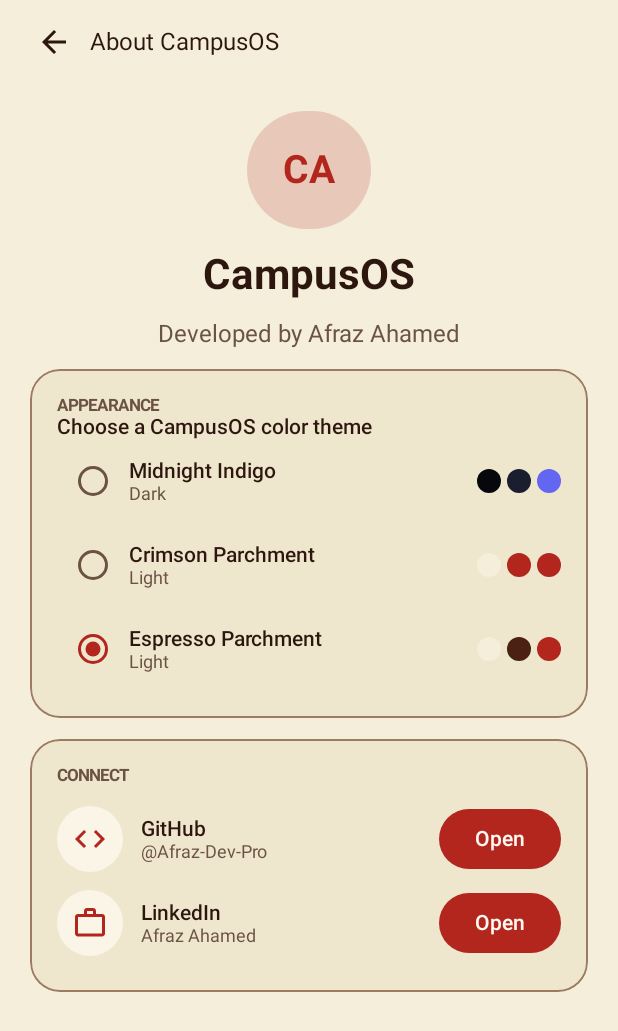
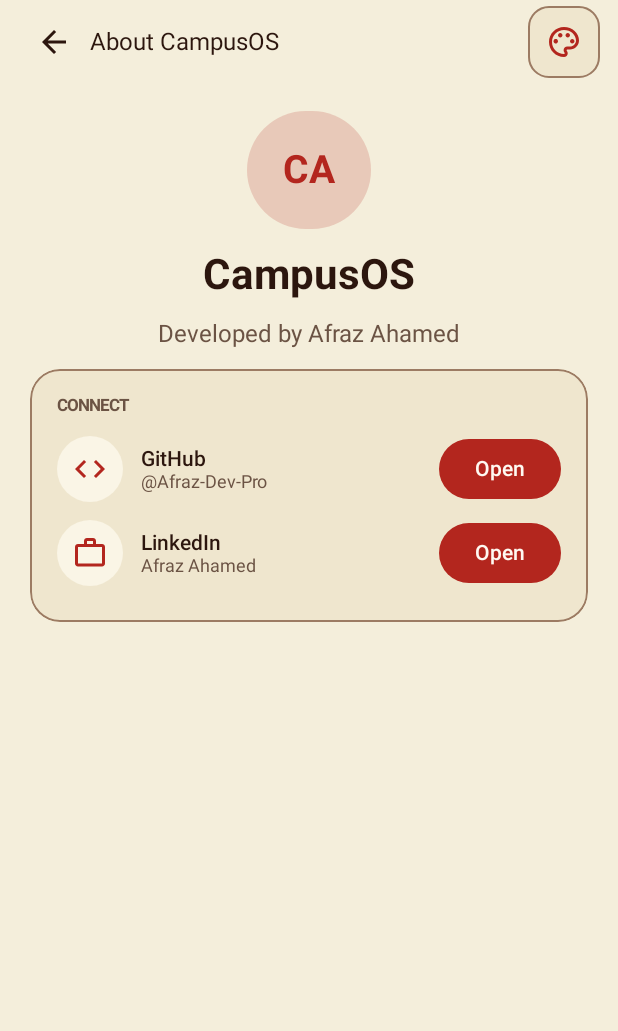
Before and after one commit to Afraz-Dev-Pro/Afraz-CampusOS, an Android app built with Jetpack Compose: the screen it shows after launch (MainActivity), after a tap on an icon or button, on a phone screen of 412 x 824 dp. Shown: the top 1031 px of the screen. Run offline under Robolectric (Android 15) with nearby library versions, the phone set to English and light mode, and no system bars; our stand-ins replace Dagger/Hilt's generated code, Room's generated code.

Commit message:
feat: add custom theme studio and palette switcher

```diff
--- a/app/src/main/java/com/afraz/campusos/MainActivity.kt
+++ b/app/src/main/java/com/afraz/campusos/MainActivity.kt
@@ -26,6 +26,7 @@ import androidx.compose.material.icons.outlined.Build
 import androidx.compose.material.icons.outlined.Groups
 import androidx.compose.material.icons.outlined.Home
 import androidx.compose.material.icons.outlined.School
+import androidx.compose.material.icons.outlined.Palette
 import androidx.compose.material3.Icon
 import androidx.compose.material3.IconButton
 import androidx.compose.material3.MaterialTheme
@@ -34,10 +35,14 @@ import androidx.compose.material3.NavigationBarItem
 import androidx.compose.material3.NavigationRail
 import androidx.compose.material3.NavigationRailItem
 import androidx.compose.material3.Scaffold
+import androidx.compose.material3.Surface
 import androidx.compose.material3.Text
 import androidx.compose.runtime.Composable
 import androidx.compose.runtime.LaunchedEffect
 import androidx.compose.runtime.getValue
+import androidx.compose.runtime.mutableStateOf
+import androidx.compose.runtime.remember
+import androidx.compose.runtime.setValue
 import androidx.compose.ui.Alignment
 import androidx.compose.ui.Modifier
 import androidx.compose.ui.graphics.Color
@@ -60,6 +65,8 @@ import com.afraz.campusos.navigation.CampusRoute
 import com.afraz.campusos.ui.theme.CampusOsTheme
 import com.afraz.campusos.ui.theme.LocalCampusColors
 import com.afraz.campusos.ui.theme.ThemeViewModel
+import com.afraz.campusos.ui.theme.ThemeStudioSheet
+import com.afraz.campusos.ui.theme.CampusPalettes
 import androidx.compose.runtime.collectAsState
 import dagger.hilt.android.AndroidEntryPoint
 
@@ -91,7 +98,8 @@ class MainActivity : ComponentActivity() {
                 CampusNavScaffold(
                     openScannerRequest = openScannerRequest.value,
                     onScannerConsumed = { openScannerRequest.value = false },
-                    onScannerRequested = { openScannerRequest.value = true }
+                    onScannerRequested = { openScannerRequest.value = true },
+                    themeViewModel = themeViewModel
                 )
             }
         }
@@ -116,9 +124,13 @@ private data class CampusDestination(
 private fun CampusNavScaffold(
     openScannerRequest: Boolean,
     onScannerConsumed: () -> Unit,
-    onScannerRequested: () -> Unit
+    onScannerRequested: () -> Unit,
+    themeViewModel: ThemeViewModel
 ) {
     val colors = LocalCampusColors.current
+    val selectedPalette by themeViewModel.selectedPalette.collectAsState()
+    val savedCustom by themeViewModel.savedCustomPalettes.collectAsState()
+    var themeStudioOpen by remember { mutableStateOf(false) }
     val navController = rememberNavController()
     val backStack by navController.currentBackStackEntryAsState()
     val currentRoute = backStack?.destination?.route.orEmpty()
@@ -142,7 +154,7 @@ private fun CampusNavScaffold(
         Scaffold(
             containerColor = MaterialTheme.colorScheme.background,
             topBar = {
-                if (isAboutPage) {
+                if (!currentRoute.substringAfterLast('.').startsWith("Dashboard")) {
                     Row(
                         modifier = Modifier
                             .fillMaxWidth()
@@ -150,10 +162,23 @@ private fun CampusNavScaffold(
                             .padding(horizontal = 12.dp, vertical = 4.dp),
                         verticalAlignment = Alignment.CenterVertically
                     ) {
-                        IconButton(onClick = { navController.popBackStack() }) {
-                            Icon(Icons.AutoMirrored.Outlined.ArrowBack, contentDescription = "Back")
+                        if (isAboutPage) {
+                            IconButton(onClick = { navController.popBackStack() }) {
+                                Icon(Icons.AutoMirrored.Outlined.ArrowBack, contentDescription = "Back")
+                            }
+                            Text("About CampusOS", fontSize = 16.sp, modifier = Modifier.weight(1f))
+                        } else {
+                            Text(destinations.firstOrNull { isSelected(currentRoute, it.route) }?.label ?: "CampusOS", fontSize = 16.sp, modifier = Modifier.weight(1f))
                         }
-                        Text("About CampusOS", fontSize = 16.sp)
+                        Surface(
+                            color = colors.surfacePrimary,
+                            shape = RoundedCornerShape(14.dp),
+                            border = androidx.compose.foundation.BorderStroke(1.dp, colors.borderSubtle)
+                        ) {
+                            IconButton(onClick = { themeStudioOpen = true }, modifier = Modifier.size(48.dp)) {
+                                Icon(Icons.Outlined.Palette, contentDescription = "Open theme studio", tint = colors.accentPrimary)
+                            }
+                        }
                     }
                 }
             },
@@ -232,7 +257,8 @@ private fun CampusNavScaffold(
                             onOpenScanner = {
                                 navController.navigateTo(CampusRoute.Toolkit)
                                 onScannerRequested()
-                            }
+                            },
+                            onOpenThemeStudio = { themeStudioOpen = true }
                         )
                     }
                     composable<CampusRoute.Academics> { AcademicsScreen() }
@@ -249,6 +275,26 @@ private fun CampusNavScaffold(
                 }
             }
         }
+        if (themeStudioOpen) {
+            ThemeStudioSheet(
+                selected = selectedPalette,
+                savedCustom = savedCustom,
+                onSelect = { palette ->
+                    themeViewModel.selectPalette(palette.id)
+                    themeStudioOpen = false
+                },
+                onPreview = themeViewModel::previewPalette,
+                onSave = { palette ->
+                    themeViewModel.saveCustomPalette(palette)
+                    themeStudioOpen = false
+                },
+                onReset = { themeViewModel.selectPalette(CampusPalettes.default.id) },
+                onDismiss = {
+                    themeViewModel.discardPreview()
+                    themeStudioOpen = false
+                }
+            )
+        }
     }
 }
 
--- a/app/src/main/java/com/afraz/campusos/feature_dashboard/AboutScreen.kt
+++ b/app/src/main/java/com/afraz/campusos/feature_dashboard/AboutScreen.kt
@@ -13,10 +13,8 @@ import androidx.compose.foundation.layout.fillMaxSize
 import androidx.compose.foundation.layout.fillMaxWidth
 import androidx.compose.foundation.layout.height
 import androidx.compose.foundation.layout.padding
-import androidx.compose.foundation.layout.size
 import androidx.compose.foundation.rememberScrollState
 import androidx.compose.foundation.verticalScroll
-import androidx.compose.foundation.clickable
 import androidx.compose.foundation.shape.CircleShape
 import androidx.compose.material.icons.Icons
 import androidx.compose.material.icons.outlined.Code
@@ -26,9 +24,7 @@ import androidx.compose.material3.Icon
 import androidx.compose.material3.MaterialTheme
 import androidx.compose.material3.Surface
 import androidx.compose.material3.Text
-import androidx.compose.material3.RadioButton
 import androidx.compose.runtime.Composable
-import androidx.compose.runtime.collectAsState
 import androidx.compose.runtime.getValue
 import androidx.compose.ui.Alignment
 import androidx.compose.ui.Modifier
@@ -37,19 +33,15 @@ import androidx.compose.ui.text.font.FontWeight
 import androidx.compose.ui.unit.dp
 import androidx.compose.ui.unit.sp
 import com.afraz.campusos.core.designsystem.GlassCard
-import com.afraz.campusos.ui.theme.CampusPalettes
 import com.afraz.campusos.ui.theme.LocalCampusColors
-import com.afraz.campusos.ui.theme.ThemeViewModel
-import androidx.hilt.navigation.compose.hiltViewModel
 
 private const val GITHUB_PROFILE_URL = "https://github.com/Afraz-Dev-Pro"
 private const val LINKEDIN_PROFILE_URL = "https://www.linkedin.com/in/afraz-ahamed-94601442b/"
 
 @Composable
-fun AboutScreen(modifier: Modifier = Modifier, themeViewModel: ThemeViewModel = hiltViewModel()) {
+fun AboutScreen(modifier: Modifier = Modifier) {
     val context = LocalContext.current
     val colors = LocalCampusColors.current
-    val selectedPalette by themeViewModel.selectedPalette.collectAsState()
     Column(
         modifier = modifier.fillMaxSize().verticalScroll(rememberScrollState()).padding(horizontal = 20.dp, vertical = 18.dp),
         horizontalAlignment = Alignment.CenterHorizontally,
@@ -60,7 +52,6 @@ fun AboutScreen(modifier: Modifier = Modifier, themeViewModel: ThemeViewModel =
         }
         Text("CampusOS", color = colors.textPrimary, fontSize = 28.sp, fontWeight = FontWeight.Bold)
         Text("Developed by Afraz Ahamed", color = colors.textSecondary, fontSize = 16.sp)
-        ThemePicker(selectedPalette.id, themeViewModel::selectPalette)
         GlassCard(Modifier.fillMaxWidth()) {
             Text("CONNECT", color = LocalCampusColors.current.textSecondary, fontSize = 11.sp, fontWeight = FontWeight.Bold)
             Spacer(Modifier.height(8.dp))
@@ -78,32 +69,6 @@ fun AboutScreen(modifier: Modifier = Modifier, themeViewModel: ThemeViewModel =
                 icon = { Icon(Icons.Outlined.WorkOutline, contentDescription = "Project information", tint = LocalCampusColors.current.accentPrimary) },
                 onClick = { if (LINKEDIN_PROFILE_URL.isNotBlank()) openProfile(context, LINKEDIN_PROFILE_URL) }
             )
-        }
-    }
-}
-
-@Composable
-private fun ThemePicker(selectedId: String, onSelect: (String) -> Unit) {
-    val colors = LocalCampusColors.current
-    GlassCard(Modifier.fillMaxWidth()) {
-        Text("APPEARANCE", color = colors.textSecondary, fontSize = 11.sp, fontWeight = FontWeight.Bold)
-        Text("Choose a CampusOS color theme", color = colors.textPrimary, fontWeight = FontWeight.SemiBold)
-        CampusPalettes.all.forEach { palette ->
-            Row(
-                modifier = Modifier.fillMaxWidth().clickable { onSelect(palette.id) }.padding(vertical = 4.dp),
-                verticalAlignment = Alignment.CenterVertically
-            ) {
-                RadioButton(selected = palette.id == selectedId, onClick = { onSelect(palette.id) })
-                Column(Modifier.weight(1f)) {
-                    Text(palette.name, color = colors.textPrimary, fontWeight = FontWeight.SemiBold)
-                    Text(if (palette.isDark) "Dark" else "Light", color = colors.textSecondary, fontSize = 12.sp)
-                }
-                Row(horizontalArrangement = Arrangement.spacedBy(4.dp)) {
-                    listOf(palette.canvas, palette.heroCardBg, palette.accentPrimary).forEach { swatch ->
-                        Surface(color = swatch, shape = CircleShape, modifier = Modifier.size(16.dp)) { }
-                    }
-                }
-            }
         }
     }
 }
--- a/app/src/main/java/com/afraz/campusos/feature_dashboard/HomeScreen.kt
+++ b/app/src/main/java/com/afraz/campusos/feature_dashboard/HomeScreen.kt
@@ -31,6 +31,7 @@ import androidx.compose.foundation.shape.RoundedCornerShape
 import androidx.compose.material.icons.Icons
 import androidx.compose.material.icons.outlined.Add
 import androidx.compose.material.icons.outlined.Close
+import androidx.compose.material.icons.outlined.Palette
 import androidx.compose.material3.Button
 import androidx.compose.material3.Icon
 import androidx.compose.material3.IconButton
@@ -80,6 +81,7 @@ fun HomeScreen(
     onOpenFinance: () -> Unit,
     onOpenTools: () -> Unit,
     onOpenScanner: () -> Unit,
+    onOpenThemeStudio: () -> Unit = {},
     viewModel: HomeViewModel = hiltViewModel()
 ) {
     val state by viewModel.state.collectAsState()
@@ -100,6 +102,7 @@ fun HomeScreen(
         onOpenFinance = onOpenFinance,
         onOpenTools = onOpenTools,
         onOpenScanner = onOpenScanner,
+        onOpenThemeStudio = onOpenThemeStudio,
         onDismissBatteryNotice = viewModel::dismissBatteryNotice,
         onOpenBatterySettings = {
             try {
@@ -121,6 +124,7 @@ private fun HomeScreenContent(
     onOpenFinance: () -> Unit,
     onOpenTools: () -> Unit,
     onOpenScanner: () -> Unit,
+    onOpenThemeStudio: () -> Unit,
     onDismissBatteryNotice: () -> Unit,
     onOpenBatterySettings: () -> Unit
 ) {
@@ -150,6 +154,12 @@ private fun HomeScreenContent(
                     Row(Modifier.fillMaxWidth(), verticalAlignment = Alignment.CenterVertically) {
                         Text("Today", color = LocalCampusColors.current.textPrimary, fontSize = 25.sp, fontWeight = FontWeight.Bold)
                         Spacer(Modifier.weight(1f))
+                        IconButton(
+                            onClick = onOpenThemeStudio,
+                            modifier = Modifier.size(48.dp).clip(CircleShape).background(LocalCampusColors.current.surfacePrimary)
+                        ) {
+                            Icon(Icons.Outlined.Palette, contentDescription = "Open theme studio", tint = LocalCampusColors.current.accentPrimary)
+                        }
                         IconButton(
                             onClick = onOpenProfile,
                             modifier = Modifier.size(48.dp).clip(CircleShape).background(MaterialTheme.colorScheme.secondaryContainer)
@@ -443,7 +453,7 @@ private fun HomeStatePreviewToggles() {
                 Button(onClick = { populated = true }) { Text("Populated State") }
                 OutlinedButton(onClick = { populated = false }) { Text("Empty First-Run State") }
             }
-            HomeScreenContent(sampleState, now, {}, {}, {}, {}, {}, {}, {}, {})
+            HomeScreenContent(sampleState, now, {}, {}, {}, {}, {}, {}, {}, {}, {})
         }
     }
 }
--- a/app/src/main/java/com/afraz/campusos/ui/theme/ThemeRepository.kt
+++ b/app/src/main/java/com/afraz/campusos/ui/theme/ThemeRepository.kt
@@ -4,9 +4,12 @@ import androidx.datastore.core.DataStore
 import androidx.datastore.preferences.core.Preferences
 import androidx.datastore.preferences.core.edit
 import androidx.datastore.preferences.core.stringPreferencesKey
+import androidx.compose.ui.graphics.Color
+import kotlinx.coroutines.flow.combine
 import kotlinx.coroutines.flow.Flow
 import kotlinx.coroutines.flow.catch
 import kotlinx.coroutines.flow.map
+import kotlinx.coroutines.flow.first
 import java.io.IOException
 import javax.inject.Inject
 import javax.inject.Singleton
@@ -16,16 +19,64 @@ class ThemeRepository @Inject constructor(
     private val settings: DataStore<Preferences>
 ) {
     private val paletteIdKey = stringPreferencesKey("campus_theme_palette_id")
+    private val customPalettesKey = stringPreferencesKey("campus_custom_palettes")
 
-    val selectedPalette: Flow<CampusColorPalette> = settings.data
+    val customPalettes: Flow<List<CampusColorPalette>> = settings.data
         .catch { error ->
             if (error is IOException) emit(androidx.datastore.preferences.core.emptyPreferences())
             else throw error
         }
-        .map { preferences -> CampusPalettes.byId(preferences[paletteIdKey]) }
+        .map { decodePalettes(it[customPalettesKey].orEmpty()) }
+
+    private val selectedPaletteId: Flow<String?> = settings.data
+        .catch { error ->
+            if (error is IOException) emit(androidx.datastore.preferences.core.emptyPreferences())
+            else throw error
+        }
+        .map { preferences -> preferences[paletteIdKey] }
+
+    val selectedPalette: Flow<CampusColorPalette> = combine(selectedPaletteId, customPalettes) { id, custom ->
+        custom.firstOrNull { it.id == id } ?: CampusPalettes.byId(id)
+    }
 
     suspend fun selectPalette(id: String) {
-        val selected = CampusPalettes.all.firstOrNull { it.id == id } ?: return
-        settings.edit { preferences -> preferences[paletteIdKey] = selected.id }
+        if (CampusPalettes.all.none { it.id == id } && customPalettes.first().none { it.id == id }) return
+        settings.edit { preferences -> preferences[paletteIdKey] = id }
+    }
+
+    suspend fun saveCustomPalette(palette: CampusColorPalette) {
+        settings.edit { preferences ->
+            val updated = decodePalettes(preferences[customPalettesKey].orEmpty())
+                .filterNot { it.id == palette.id } + palette
+            preferences[customPalettesKey] = encodePalettes(updated)
+            preferences[paletteIdKey] = palette.id
+        }
+    }
+
+    private fun encodePalettes(palettes: List<CampusColorPalette>): String = palettes.joinToString(";") { palette ->
+        fun hex(color: Color) = color.value.toString(16)
+        listOf(
+            palette.id.replace(",", " "), palette.name.replace(Regex("[,;]"), " "),
+            palette.isDark.toString(), hex(palette.canvas), hex(palette.surfacePrimary), hex(palette.surfaceElevated), hex(palette.navSurface),
+            hex(palette.heroCardBg), hex(palette.heroCardText), hex(palette.heroBadgeBg), hex(palette.heroBadgeText),
+            hex(palette.accentPrimary), hex(palette.accentSecondary), hex(palette.textPrimary), hex(palette.textSecondary),
+            hex(palette.borderSubtle), hex(palette.statusSafe), hex(palette.statusWarning), hex(palette.statusDanger)
+        ).joinToString(",")
+    }
+
+    private fun decodePalettes(encoded: String): List<CampusColorPalette> = encoded.split(';').mapNotNull { row ->
+        val values = row.split(',')
+        runCatching {
+            require(values.size == 19)
+            fun color(index: Int) = Color(values[index].toULong(16))
+            CampusColorPalette(
+                id = values[0], name = values[1], isDark = values[2].toBooleanStrict(),
+                canvas = color(3), surfacePrimary = color(4), surfaceElevated = color(5), navSurface = color(6),
+                heroCardBg = color(7), heroCardText = color(8), heroBadgeBg = color(9), heroBadgeText = color(10),
+                accentPrimary = color(11), accentSecondary = color(12), textPrimary = color(13),
+                textSecondary = color(14), borderSubtle = color(15), statusSafe = color(16),
+                statusWarning = color(17), statusDanger = color(18)
+            )
+        }.getOrNull()
     }
 }
--- a/app/src/main/java/com/afraz/campusos/ui/theme/ThemeViewModel.kt
+++ b/app/src/main/java/com/afraz/campusos/ui/theme/ThemeViewModel.kt
@@ -4,7 +4,9 @@ import androidx.lifecycle.ViewModel
 import androidx.lifecycle.viewModelScope
 import dagger.hilt.android.lifecycle.HiltViewModel
 import kotlinx.coroutines.flow.SharingStarted
+import kotlinx.coroutines.flow.MutableStateFlow
 import kotlinx.coroutines.flow.StateFlow
+import kotlinx.coroutines.flow.combine
 import kotlinx.coroutines.flow.stateIn
 import kotlinx.coroutines.launch
 import javax.inject.Inject
@@ -13,13 +15,33 @@ import javax.inject.Inject
 class ThemeViewModel @Inject constructor(
     private val repository: ThemeRepository
 ) : ViewModel() {
-    val selectedPalette: StateFlow<CampusColorPalette> = repository.selectedPalette.stateIn(
+    private val previewPalette = MutableStateFlow<CampusColorPalette?>(null)
+    val selectedPalette: StateFlow<CampusColorPalette> = combine(repository.selectedPalette, previewPalette) { selected, preview ->
+        preview ?: selected
+    }.stateIn(
         scope = viewModelScope,
         started = SharingStarted.WhileSubscribed(5_000),
         initialValue = CampusPalettes.default
     )
+    val savedCustomPalettes: StateFlow<List<CampusColorPalette>> = repository.customPalettes.stateIn(
+        scope = viewModelScope,
+        started = SharingStarted.WhileSubscribed(5_000),
+        initialValue = emptyList()
+    )
 
     fun selectPalette(id: String) {
+        previewPalette.value = null
         viewModelScope.launch { repository.selectPalette(id) }
     }
+
+    fun previewPalette(palette: CampusColorPalette) { previewPalette.value = palette }
+
+    fun discardPreview() { previewPalette.value = null }
+
+    fun saveCustomPalette(palette: CampusColorPalette) {
+        viewModelScope.launch {
+            repository.saveCustomPalette(palette)
+            previewPalette.value = null
+        }
+    }
 }
```
Also changed, not shown: app/src/main/java/com/afraz/campusos/ui/theme/ThemeStudioSheet.kt (added, +250 -0 lines).
